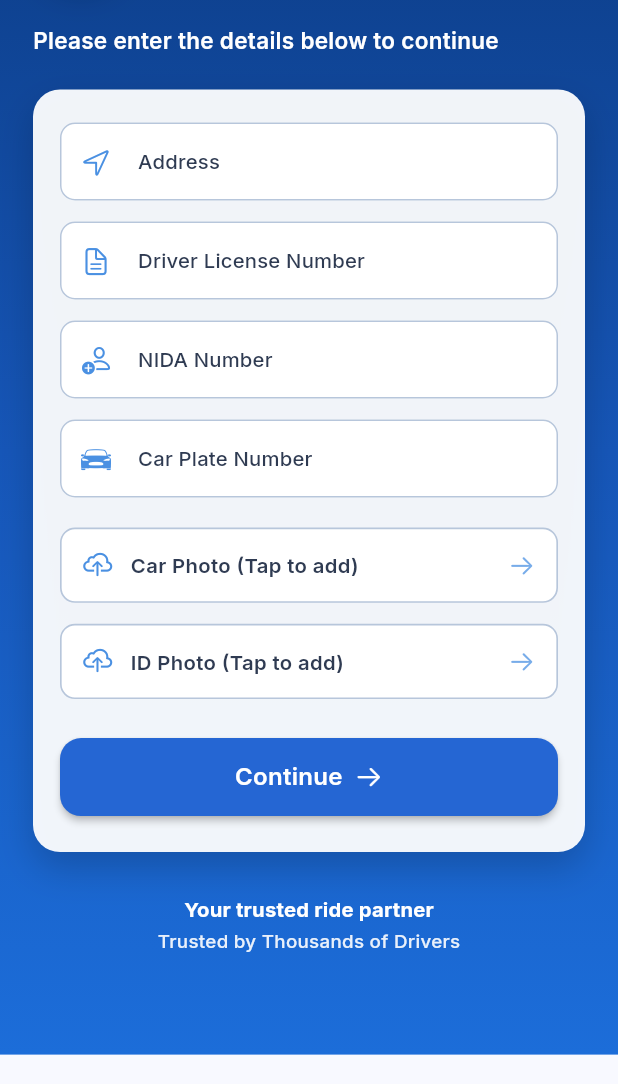
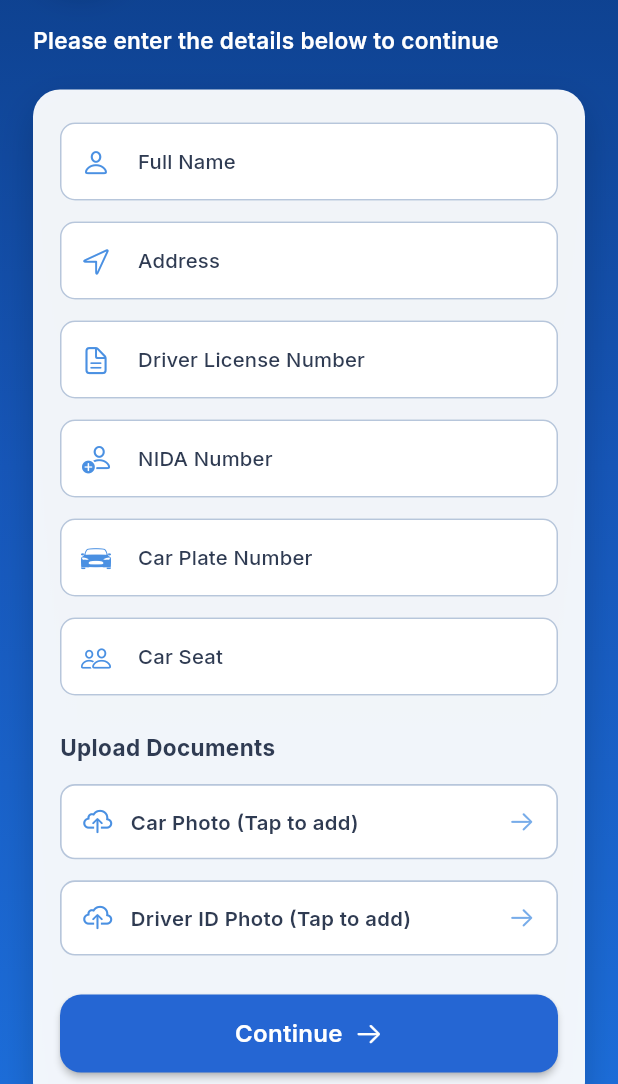
Before and after one commit to Ditronics-Tz/ride_driver, a Flutter app: the OnboardingScreen screen opened by its route, on a phone screen of 412 x 824 dp, the part 152-1236 px from its top. Run offline on Flutter 3.47's test engine with Material 3 defaults, Android fonts, the phone set to English and light mode, and no system bars; our stand-ins replace flutter_riverpod, form_validator, getwidget, google_fonts, image_picker.

```diff
--- a/lib/Screens/AuthScreens/onboarding.dart
+++ b/lib/Screens/AuthScreens/onboarding.dart
@@ -1,7 +1,9 @@
 import 'package:flutter/cupertino.dart';
 import 'package:flutter/material.dart';
 import 'package:google_fonts/google_fonts.dart';
-import './otp.dart'; // <-- add this
+import 'package:image_picker/image_picker.dart';
+import 'dart:io';
+import './otp.dart';
 
 class OnboardingScreen extends StatefulWidget {
   const OnboardingScreen({super.key});
@@ -13,27 +15,44 @@ class OnboardingScreen extends StatefulWidget {
 class _OnboardingScreenState extends State<OnboardingScreen> {
   final _formKey = GlobalKey<FormState>();
 
+  final _fullNameCtrl = TextEditingController();
   final _addressCtrl = TextEditingController();
   final _driverLicenseCtrl = TextEditingController();
-  final _nidaCtrl = TextEditingController();          // National ID
+  final _nidaCtrl = TextEditingController();
   final _carPlateCtrl = TextEditingController();
+  final _carSeatCtrl = TextEditingController();
 
   bool _loading = false;
-  bool _carPhotoAdded = false;
-  bool _idPhotoAdded = false;
+  File? _carPhoto;
+  File? _idPhoto;
 
   @override
   void dispose() {
+    _fullNameCtrl.dispose();
     _addressCtrl.dispose();
     _driverLicenseCtrl.dispose();
     _nidaCtrl.dispose();
     _carPlateCtrl.dispose();
+    _carSeatCtrl.dispose();
     super.dispose();
+  }
+
+  Future<void> _pickImage(bool isCarPhoto) async {
+    final picker = ImagePicker();
+    final picked = await picker.pickImage(source: ImageSource.gallery);
+    if (picked != null) {
+      setState(() {
+        if (isCarPhoto) {
+          _carPhoto = File(picked.path);
+        } else {
+          _idPhoto = File(picked.path);
+        }
+      });
+    }
   }
 
   @override
   Widget build(BuildContext context) {
-    // Reuse gradient + font style (no car background IMAGE per requirement)
     const double fieldSpacing = 14;
     const double borderRadius = 10;
     final baseLabelStyle = GoogleFonts.inter(
@@ -52,7 +71,10 @@ class _OnboardingScreenState extends State<OnboardingScreen> {
         labelStyle: baseLabelStyle,
         filled: true,
         fillColor: Colors.white,
-        contentPadding: const EdgeInsets.symmetric(horizontal: 14, vertical: 14),
+        contentPadding: const EdgeInsets.symmetric(
+          horizontal: 14,
+          vertical: 14,
+        ),
         enabledBorder: OutlineInputBorder(
           borderRadius: BorderRadius.circular(borderRadius),
           borderSide: const BorderSide(color: Color(0xFFB7C6DB), width: 1),
@@ -75,19 +97,21 @@ class _OnboardingScreenState extends State<OnboardingScreen> {
     return Scaffold(
       body: Stack(
         children: [
-          // Gradient background (no car image)
           Positioned.fill(
             child: Container(
               decoration: const BoxDecoration(
                 gradient: LinearGradient(
-                  colors: [Color(0xFF0C3C85), Color(0xFF1656B8), Color(0xFF1C6DD9)],
+                  colors: [
+                    Color(0xFF0C3C85),
+                    Color(0xFF1656B8),
+                    Color(0xFF1C6DD9),
+                  ],
                   begin: Alignment.topCenter,
                   end: Alignment.bottomCenter,
                 ),
               ),
             ),
           ),
-          // Soft overlay card area scrollable
           SafeArea(
             child: SingleChildScrollView(
               padding: const EdgeInsets.symmetric(horizontal: 22, vertical: 26),
@@ -124,29 +148,51 @@ class _OnboardingScreenState extends State<OnboardingScreen> {
                       child: Column(
                         children: [
                           TextFormField(
+                            controller: _fullNameCtrl,
+                            textInputAction: TextInputAction.next,
+                            decoration: deco(
+                              'Full Name',
+                              icon: CupertinoIcons.person,
+                            ),
+                            validator: (v) => (v == null || v.trim().isEmpty)
+                                ? 'Required'
+                                : null,
+                          ),
+                          const SizedBox(height: fieldSpacing),
+                          TextFormField(
                             controller: _addressCtrl,
                             textInputAction: TextInputAction.next,
-                              decoration: deco('Address', icon: CupertinoIcons.location),
-                              validator: (v) =>
-                                  (v == null || v.trim().isEmpty) ? 'Required' : null,
+                            decoration: deco(
+                              'Address',
+                              icon: CupertinoIcons.location,
+                            ),
+                            validator: (v) => (v == null || v.trim().isEmpty)
+                                ? 'Required'
+                                : null,
                           ),
                           const SizedBox(height: fieldSpacing),
                           TextFormField(
                             controller: _driverLicenseCtrl,
                             textInputAction: TextInputAction.next,
-                              decoration: deco('Driver License Number',
-                                  icon: CupertinoIcons.doc_text),
-                              validator: (v) =>
-                                  (v == null || v.trim().isEmpty) ? 'Required' : null,
+                            decoration: deco(
+                              'Driver License Number',
+                              icon: CupertinoIcons.doc_text,
+                            ),
+                            validator: (v) => (v == null || v.trim().isEmpty)
+                                ? 'Required'
+                                : null,
                           ),
                           const SizedBox(height: fieldSpacing),
                           TextFormField(
                             controller: _nidaCtrl,
                             textInputAction: TextInputAction.next,
-                              decoration: deco('NIDA Number',
-                                  icon: CupertinoIcons.person_badge_plus),
+                            decoration: deco(
+                              'NIDA Number',
+                              icon: CupertinoIcons.person_badge_plus,
+                            ),
                             validator: (v) {
-                                if (v == null || v.trim().isEmpty) return 'Required';
+                              if (v == null || v.trim().isEmpty)
+                                return 'Required';
                               if (v.length < 6) return 'Too short';
                               return null;
                             },
@@ -155,27 +201,53 @@ class _OnboardingScreenState extends State<OnboardingScreen> {
                           TextFormField(
                             controller: _carPlateCtrl,
                             textCapitalization: TextCapitalization.characters,
+                            textInputAction: TextInputAction.next,
+                            decoration: deco(
+                              'Car Plate Number',
+                              icon: CupertinoIcons.car_detailed,
+                            ),
+                            validator: (v) => (v == null || v.trim().isEmpty)
+                                ? 'Required'
+                                : null,
+                          ),
+                          const SizedBox(height: fieldSpacing),
+                          TextFormField(
+                            controller: _carSeatCtrl,
+                            keyboardType: TextInputType.number,
                             textInputAction: TextInputAction.done,
-                              decoration: deco('Car Plate Number',
-                                  icon: CupertinoIcons.car_detailed),
-                              validator: (v) =>
-                                  (v == null || v.trim().isEmpty) ? 'Required' : null,
+                            decoration: deco(
+                              'Car Seat',
+                              icon: CupertinoIcons.person_2,
                             ),
-                            const SizedBox(height: 20),
-                            _PhotoPickerRow(
-                              label: 'Car Photo',
-                              added: _carPhotoAdded,
-                              onTap: () {
-                                setState(() => _carPhotoAdded = true);
-                              },
+                            validator: (v) => (v == null || v.trim().isEmpty)
+                                ? 'Required'
+                                : null,
+                          ),
+                          const SizedBox(height: 24),
+                          Align(
+                            alignment: Alignment.centerLeft,
+                            child: Text(
+                              'Upload Documents',
+                              style: GoogleFonts.inter(
+                                fontSize: 15,
+                                fontWeight: FontWeight.w700,
+                                color: const Color(0xFF2F3B52),
+                              ),
+                            ),
                           ),
                           const SizedBox(height: 14),
                           _PhotoPickerRow(
-                              label: 'ID Photo',
-                              added: _idPhotoAdded,
-                              onTap: () {
-                                setState(() => _idPhotoAdded = true);
-                              },
+                            label: 'Car Photo',
+                            added: _carPhoto != null,
+                            onTap: () => _pickImage(true),
+                            image: _carPhoto,
+                          ),
+                          const SizedBox(height: 14),
+                          _PhotoPickerRow(
+                            label: 'Driver ID Photo',
+                            added: _idPhoto != null,
+                            onTap: () => _pickImage(false),
+                            image: _idPhoto,
                           ),
                           const SizedBox(height: 26),
                           SizedBox(
@@ -265,46 +337,9 @@ class _OnboardingScreenState extends State<OnboardingScreen> {
   }
 
   Future<void> _submit() async {
-    // TEMP: bypass onboarding and go to OTP directly
-    Navigator.of(context).pushReplacement(
-      MaterialPageRoute(
-        builder: (_) => const OtpScreen(), // phoneMasked has a default
-      ),
-    );
+    // Navigate to main navigation after onboarding completion
+    Navigator.of(context).pushReplacementNamed('/main');
     return;
-
-    // if (!_formKey.currentState!.validate()) return;
-    // if (!_carPhotoAdded || !_idPhotoAdded) {
-    //   ScaffoldMessenger.of(context).showSnackBar(
-    //     SnackBar(
-    //       content: Text(
-    //         'Please add both photos',
-    //         style: GoogleFonts.inter(fontWeight: FontWeight.w600),
-    //       ),
-    //       backgroundColor: Colors.black87,
-    //       behavior: SnackBarBehavior.floating,
-    //     ),
-    //   );
-    //   return;
-    // }
-    // setState(() => _loading = true);
-    // await Future.delayed(const Duration(seconds: 1));
-    // if (!mounted) return;
-    // setState(() => _loading = false);
-
-    // ScaffoldMessenger.of(context).showSnackBar(
-    //   SnackBar(
-    //     content: Text(
-    //       'Onboarding submitted (placeholder)',
-    //       style: GoogleFonts.inter(fontWeight: FontWeight.w600),
-    //     ),
-    //     backgroundColor: const Color(0xFF123A91),
-    //     behavior: SnackBarBehavior.floating,
-    //   ),
-    // );
-
-    // Navigate to home or next flow (placeholder)
-    // Navigator.of(context).pushReplacementNamed(AppRoutes.home);
   }
 }
 
@@ -326,9 +361,7 @@ class _OnboardingHeader extends StatelessWidget {
           decoration: BoxDecoration(
             shape: BoxShape.circle,
             color: Colors.white.withOpacity(0.12),
-            border: Border.all(
-              color: Colors.white.withOpacity(0.25),
-            ),
+            border: Border.all(color: Colors.white.withOpacity(0.25)),
             boxShadow: [
               BoxShadow(
                 color: Colors.black.withOpacity(0.20),
@@ -355,10 +388,12 @@ class _PhotoPickerRow extends StatelessWidget {
   final String label;
   final bool added;
   final VoidCallback onTap;
+  final File? image;
   const _PhotoPickerRow({
     required this.label,
     required this.added,
     required this.onTap,
+    this.image,
   });
 
   @override
@@ -387,18 +422,31 @@ class _PhotoPickerRow extends StatelessWidget {
                     color: const Color(0xFF4A90E2).withOpacity(0.20),
                     blurRadius: 12,
                     offset: const Offset(0, 4),
-                  )
+                  ),
                 ]
               : [],
         ),
         child: Row(
           children: [
+            if (added && image != null)
+              ClipRRect(
+                borderRadius: BorderRadius.circular(6),
+                child: Image.file(
+                  image!,
+                  width: 38,
+                  height: 38,
+                  fit: BoxFit.cover,
+                ),
+              )
+            else
               Icon(
                 added
                     ? CupertinoIcons.checkmark_alt_circle_fill
                     : CupertinoIcons.cloud_upload,
                 size: 20,
-              color: added ? const Color(0xFF2566D3) : const Color(0xFF4A90E2),
+                color: added
+                    ? const Color(0xFF2566D3)
+                    : const Color(0xFF4A90E2),
               ),
             const SizedBox(width: 12),
             Expanded(
--- a/lib/routes/route.dart
+++ b/lib/routes/route.dart
@@ -3,23 +3,26 @@ import '../Screens/welcome.dart';
 import '../Screens/AuthScreens/login_screen.dart';
 import '../Screens/AuthScreens/register_screen.dart';
 import '../Screens/AuthScreens/onboarding.dart';
+import '../Screens/DriverScreens/main_navigation.dart';
 
 class AppRoutes {
   static const String welcome = '/welcome';
   static const String login = '/login';
   static const String register = '/register';
   static const String onboarding = '/onboarding';
+  static const String mainNavigation = '/main';
   static const String home = '/home';
   static const String profile = '/profile';
   static const String rides = '/rides';
   static const String earnings = '/earnings';
 
   static Map<String, WidgetBuilder> get routes => {
-        welcome: (context) => const WelcomeScreen(),
-        login: (context) => const LoginScreen(),
-        register: (context) => const RegisterScreen(),
-        onboarding: (context) => const OnboardingScreen(),
-      };
+    welcome: (context) => const WelcomeScreen(),
+    login: (context) => const LoginScreen(),
+    register: (context) => const RegisterScreen(),
+    onboarding: (context) => const OnboardingScreen(),
+    mainNavigation: (context) => const MainNavigationScreen(),
+  };
 
   static Route<dynamic> generateRoute(RouteSettings settings) {
     switch (settings.name) {
@@ -31,12 +34,12 @@ class AppRoutes {
         return MaterialPageRoute(builder: (_) => const RegisterScreen());
       case onboarding:
         return MaterialPageRoute(builder: (_) => const OnboardingScreen());
+      case mainNavigation:
+        return MaterialPageRoute(builder: (_) => const MainNavigationScreen());
       default:
         return MaterialPageRoute(
           builder: (_) => Scaffold(
-            body: Center(
-              child: Text('No route defined for ${settings.name}'),
-            ),
+            body: Center(child: Text('No route defined for ${settings.name}')),
           ),
         );
     }
```
Also changed, not shown: lib/Screens/AuthScreens/otp.dart (+132 -48 lines), 1 other file. Lines whose indentation alone changed are shown as unchanged.
